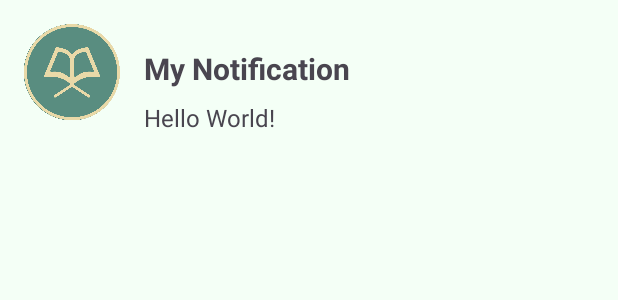
After one commit to maq796113/QuranTutorAndroidAPP, an Android app: the layout notification_layout.xml on its own in the app's theme, with its tools: preview values and no code run, on a phone screen of 412 x 824 dp. The commit adds this screen. Shown: the top 300 px of the screen. Run offline under Robolectric (Android 15) with nearby library versions, the phone set to English and light mode, and no system bars.

Commit message:
Updated 02:32 1/11/2023

```diff
--- /dev/null
+++ b/app/src/main/res/layout/notification_layout.xml
@@ -0,0 +1,44 @@
+<?xml version="1.0" encoding="utf-8"?>
+<LinearLayout xmlns:android="http://schemas.android.com/apk/res/android"
+    android:layout_width="match_parent"
+    android:layout_height="match_parent"
+    xmlns:app="http://schemas.android.com/apk/res-auto"
+    android:elevation="4dp"
+    app:cardCornerRadius="4dp">
+    <RelativeLayout
+        android:layout_width="match_parent"
+        android:layout_height="wrap_content"
+        android:padding="16dp">
+
+        <ImageView
+            android:id="@+id/image"
+            android:layout_width="64dp"
+            android:layout_height="64dp"
+            android:src="@drawable/vector_quran"
+            android:contentDescription="@string/quran_tutor_ai" />
+
+        <TextView
+            android:id="@+id/title"
+            android:layout_width="wrap_content"
+            android:layout_height="wrap_content"
+            android:layout_toEndOf="@id/image"
+            android:text="My Notification"
+            android:textSize="20sp"
+            android:textStyle="bold"
+            android:layout_marginStart="16dp"
+            android:layout_marginTop="16dp"/>
+        <TextView
+            android:id="@+id/message"
+            android:layout_width="wrap_content"
+            android:layout_height="wrap_content"
+            android:layout_toRightOf="@id/image"
+            android:layout_below="@id/title"
+            android:text="Hello World!"
+            android:textSize="16sp"
+            android:layout_marginStart="16dp"
+            android:layout_marginTop="8dp"/>
+
+    </RelativeLayout>
+
+
+</LinearLayout>
--- /dev/null
+++ b/app/src/main/res/xml/network_security_config.xml
@@ -0,0 +1,4 @@
+<?xml version="1.0" encoding="utf-8"?>
+<network-security-config>
+    <base-config cleartextTrafficPermitted="true" />
+</network-security-config>
```
Also changed, not shown: app/src/main/java/com/example/qurantutor/MainActivity.kt (+11 -0 lines), app/src/main/java/com/example/qurantutor/RecitationActivity.kt (+9 -7 lines), app/src/main/java/com/example/qurantutor/ResultActivity.kt (+8 -27 lines), app/src/main/java/com/example/qurantutor/ResultViewModelFragmentNoError.kt (+14 -4 lines), app/src/main/res/layout/activity_dashboard.xml (+32 -0 lines).
